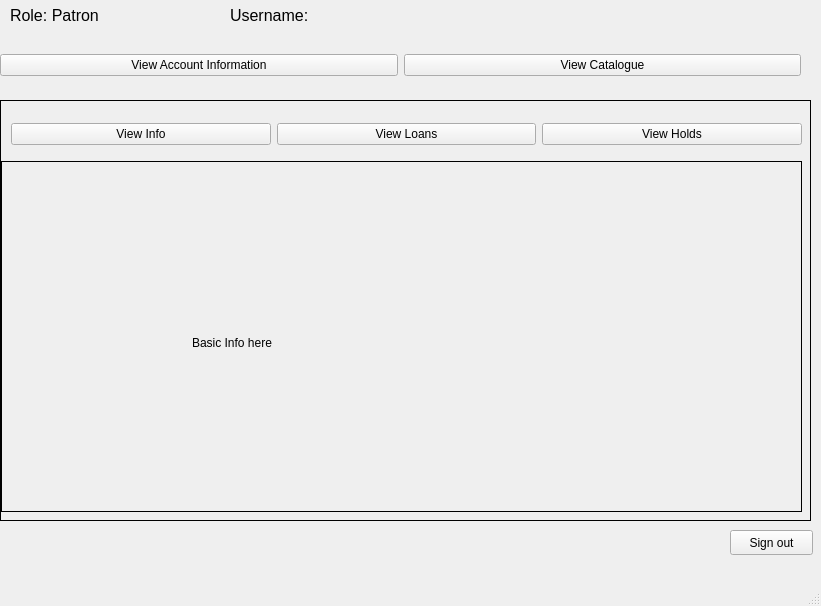
First picture: the form in testProject/patronwindow.ui, repository PhiPham1507/HinLIBS, before the edit.
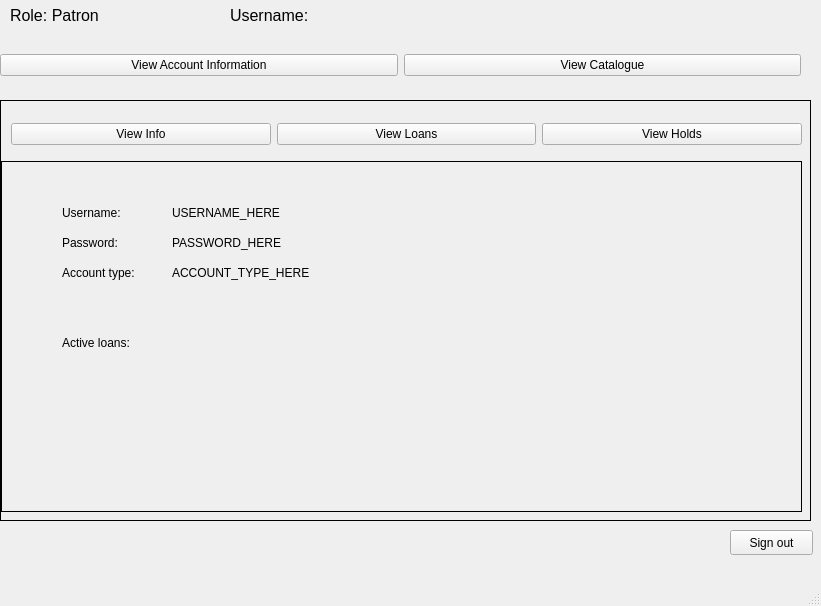
Second picture: the form after the edit. The open tabs and pages were chosen to show the change.

Commit message: account status display functions

The edit to the form file:
```diff
--- a/testProject/patronwindow.ui
+++ b/testProject/patronwindow.ui
@@ -154,14 +154,92 @@
        <widget class="QLabel" name="label">
         <property name="geometry">
          <rect>
-          <x>190</x>
+          <x>60</x>
+          <y>40</y>
+          <width>81</width>
+          <height>21</height>
+         </rect>
+        </property>
+        <property name="text">
+         <string>Username:</string>
+        </property>
+       </widget>
+       <widget class="QLabel" name="label_1">
+        <property name="geometry">
+         <rect>
+          <x>60</x>
+          <y>70</y>
+          <width>81</width>
+          <height>21</height>
+         </rect>
+        </property>
+        <property name="text">
+         <string>Password: </string>
+        </property>
+       </widget>
+       <widget class="QLabel" name="label_2">
+        <property name="geometry">
+         <rect>
+          <x>60</x>
+          <y>100</y>
+          <width>111</width>
+          <height>21</height>
+         </rect>
+        </property>
+        <property name="text">
+         <string>Account type: </string>
+        </property>
+       </widget>
+       <widget class="QLabel" name="usernameLabel">
+        <property name="geometry">
+         <rect>
+          <x>170</x>
+          <y>40</y>
+          <width>241</width>
+          <height>21</height>
+         </rect>
+        </property>
+        <property name="text">
+         <string>USERNAME_HERE</string>
+        </property>
+       </widget>
+       <widget class="QLabel" name="passwordLabel">
+        <property name="geometry">
+         <rect>
+          <x>170</x>
+          <y>70</y>
+          <width>241</width>
+          <height>21</height>
+         </rect>
+        </property>
+        <property name="text">
+         <string>PASSWORD_HERE</string>
+        </property>
+       </widget>
+       <widget class="QLabel" name="accountTypeLabel">
+        <property name="geometry">
+         <rect>
+          <x>170</x>
+          <y>100</y>
+          <width>241</width>
+          <height>21</height>
+         </rect>
+        </property>
+        <property name="text">
+         <string>ACCOUNT_TYPE_HERE</string>
+        </property>
+       </widget>
+       <widget class="QLabel" name="label_3">
+        <property name="geometry">
+         <rect>
+          <x>60</x>
           <y>170</y>
-          <width>401</width>
+          <width>111</width>
           <height>21</height>
          </rect>
         </property>
         <property name="text">
-         <string>Basic Info here</string>
+         <string>Active loans: </string>
         </property>
        </widget>
       </widget>
```
Left out of the diff: 2 changed lines with no effect on the pictures. The commit also changes 7 other files.
